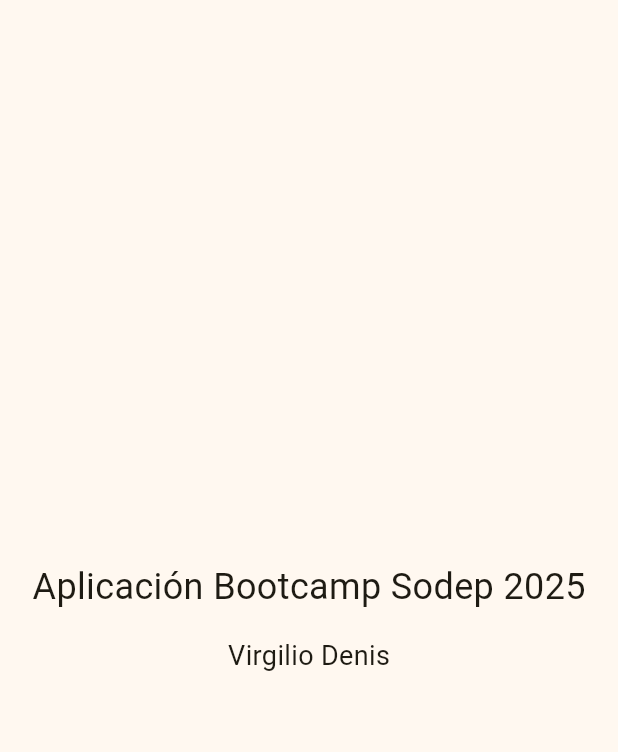
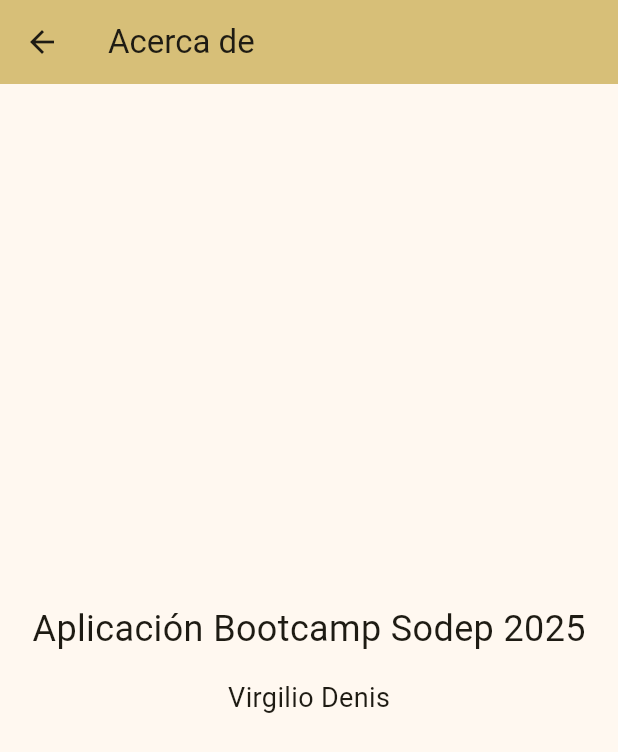
Before and after one commit to virden18/vdenis-flutter-002, a Flutter app: the AcercaDeScreen screen opened directly, on a phone screen of 412 x 824 dp. Shown: the top 752 px of the screen. Run offline on Flutter 3.47's test engine with Material 3 defaults, Android fonts, the light colour scheme and no system bars.

Commit message:
Implementar el botón de regreso
Se modificarn las pantallas de 'acerca de' y 'contacto' para incluir
un botón de regreso a la pantalla anterior. Al precionar este botón,
se regresará a la pantalla anterior.

Se utilizó explicitamente a la funcionalidad de 'Navigator.pop' para
regresar a la pantalla anterior.

```diff
--- a/lib/views/acercade_screen.dart
+++ b/lib/views/acercade_screen.dart
@@ -6,6 +6,16 @@ class AcercaDeScreen extends StatelessWidget {
   @override
   Widget build(BuildContext context) {
     return Scaffold(
+      appBar: AppBar(
+        title: const Text('Acerca de'),
+        backgroundColor: const Color.fromARGB(255, 215, 191, 120),
+        leading: IconButton(
+          icon: const Icon(Icons.arrow_back),
+          onPressed: () {
+            Navigator.pop(context); // Regresa a la pantalla anterior
+          },
+        ),
+      ),
       body: const Center(
         child: Column(
           mainAxisAlignment: MainAxisAlignment.center,
```
Also changed, not shown: lib/views/contacto_screen.dart (+11 -0 lines).
